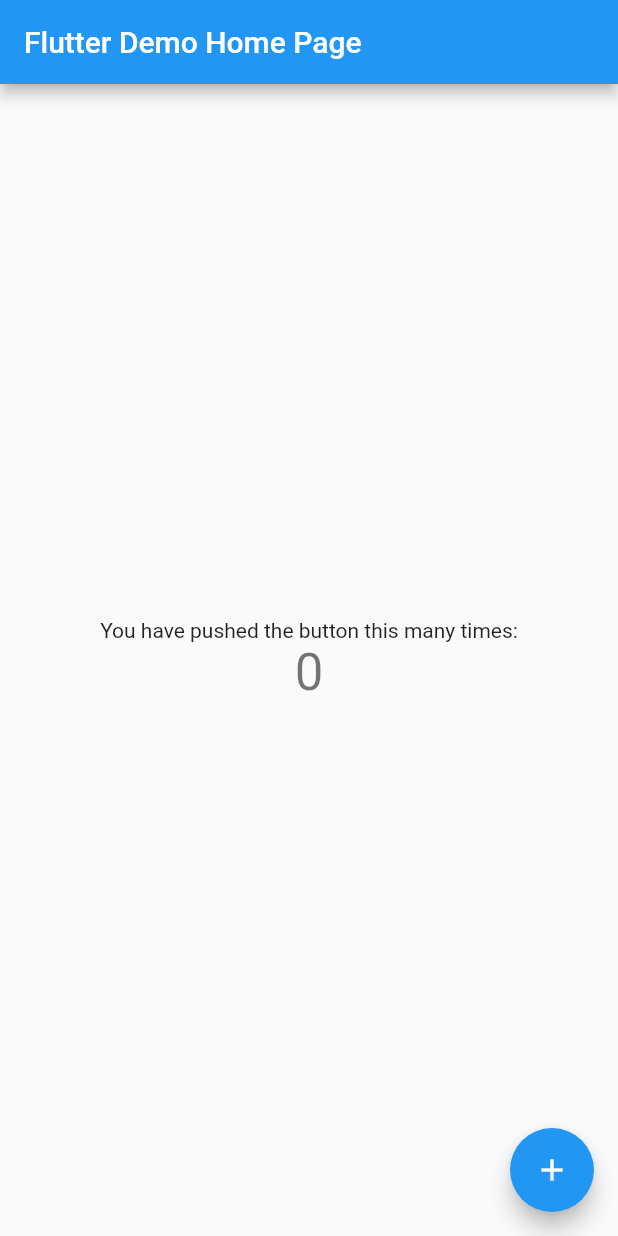
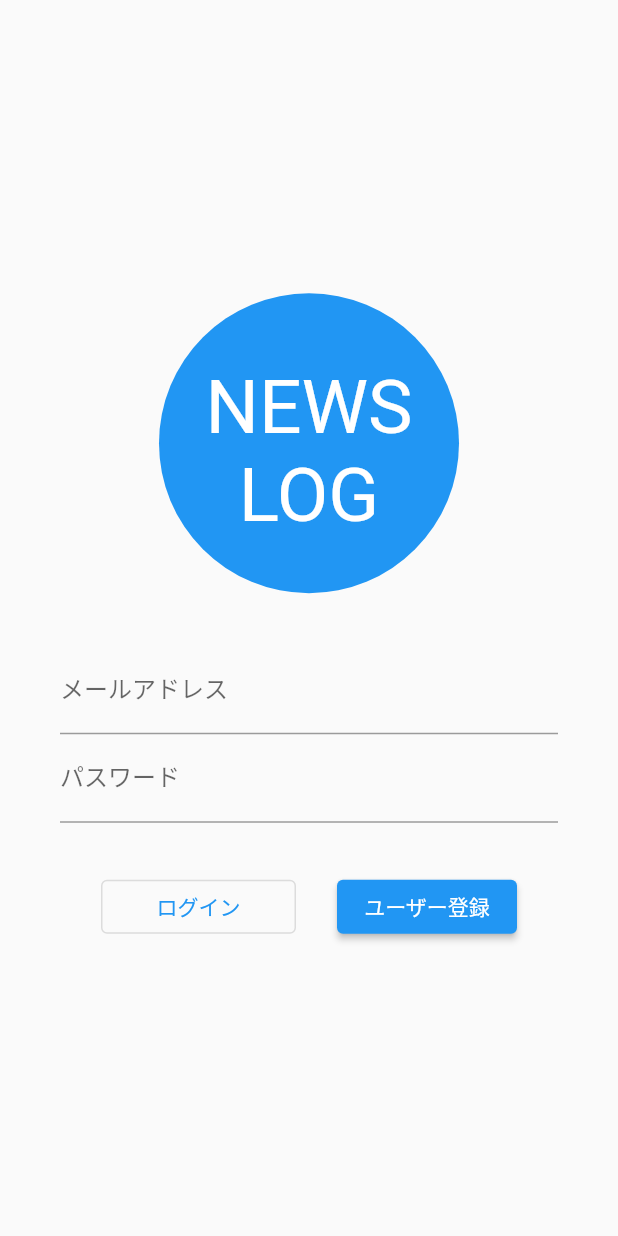
Before and after one commit to Tatyy555/first_project, a Flutter app: the screen it shows after launch, on a phone screen of 412 x 824 dp. Run offline on Flutter 3.47's test engine with Material 2 defaults, Android fonts, the phone set to English and light mode, and no system bars.

Commit message:
ログイン画面を作成しました。

```diff
--- /dev/null
+++ b/first_project/lib/loginpage.dart
@@ -0,0 +1,163 @@
+import 'package:flutter/material.dart';
+// import 'package:first_project/loginpage.dart';
+
+// ログイン画面用Widget
+class LoginPage extends StatefulWidget {
+  const LoginPage({Key? key}) : super(key: key);
+  @override
+  _LoginPageState createState() => _LoginPageState();
+}
+
+class _LoginPageState extends State<LoginPage> {
+  // メッセージ表示用
+  String infoText = '';
+  // 入力したメールアドレス・パスワード
+  String email = '';
+  String password = '';
+
+  @override
+  Widget build(BuildContext context) {
+    return Scaffold(
+      body: Center(
+        child: Container(
+          padding: const EdgeInsets.all(40),
+          child: Column(
+            mainAxisAlignment: MainAxisAlignment.center,
+            children: <Widget>[
+              // メインロゴ
+              Container(
+                width: 200,
+                height: 200,
+                decoration: const BoxDecoration(
+                  color: Colors.blue,
+                  shape: BoxShape.circle,
+                ),
+                child: Column(
+                  mainAxisAlignment: MainAxisAlignment.center,
+                  children:const <Widget>[
+                    // いい感じの余白を挿入する。
+                    Text('',
+                      style: TextStyle(
+                        fontSize: 10,
+                      )
+                    ),
+                    Text('NEWS',
+                      style: TextStyle(
+                        fontSize: 50,
+                        color: Colors.white,
+                      ),
+                    ),
+                    Text('LOG',
+                      style: TextStyle(
+                        fontSize: 50,
+                        color: Colors.white,
+                      ),
+                    ),
+                  ]
+                )
+              ),
+
+              // いい感じの余白を挿入する。
+              const Text('',
+                style: TextStyle(
+                  fontSize: 30,
+                )
+              ),
+
+              // メールアドレス入力
+              TextFormField(
+                decoration: const InputDecoration(labelText: 'メールアドレス'),
+                onChanged: (String value) {
+                  setState(() {
+                    email = value;
+                  });
+                },
+              ),
+              // パスワード入力
+              TextFormField(
+                decoration: const InputDecoration(labelText: 'パスワード'),
+                obscureText: true,
+                onChanged: (String value) {
+                  setState(() {
+                    password = value;
+                  });
+                },
+              ),
+              Container(
+                padding: const EdgeInsets.all(8),
+                // メッセージ表示
+                child: Text(infoText),
+              ),
+              Row(
+                // 余白を均等に並べる。
+                mainAxisAlignment: MainAxisAlignment.spaceEvenly,
+                children:<Widget>[
+                  SizedBox(
+                    width: 130,
+                    // ログイン登録ボタン
+                    child: OutlinedButton(
+                      child: const Text('ログイン'),
+                      onPressed: () async {
+                        // // firbaseを導入してから着手する。
+                        // try {
+                        //   // メール/パスワードでログイン
+                        //   final FirebaseAuth auth = FirebaseAuth.instance;
+                        //   final result = await auth.signInWithEmailAndPassword(
+                        //     email: email,
+                        //     password: password,
+                        //   );
+                        //   // ログインに成功した場合
+                        //   // チャット画面に遷移＋ログイン画面を破棄
+                        //   await Navigator.of(context).pushReplacement(
+                        //     MaterialPageRoute(builder: (context) {
+                        //       return ChatPage(result.user!);
+                        //     }),
+                        //   );
+                        // } catch (e) {
+                        //   // ログインに失敗した場合
+                        //   setState(() {
+                        //     infoText = "ログインに失敗しました：${e.toString()}";
+                        //   });
+                        // }
+                      },
+                    ),
+                  ),
+                  SizedBox(
+                    width: 120,
+                    // ユーザー登録ボタン
+                    child: ElevatedButton(
+                      child: const Text('ユーザー登録'),
+                      onPressed: () async {
+                        // // firebaseを導入してから着手する。
+                        // try {
+                        //   // メール/パスワードでユーザー登録
+                        //   final FirebaseAuth auth = FirebaseAuth.instance;
+                        //   final result = await auth.createUserWithEmailAndPassword(
+                        //     email: email,
+                        //     password: password,
+                        //   );
+                        //   // ユーザー登録に成功した場合
+                        //   // チャット画面に遷移＋ログイン画面を破棄
+                        //   await Navigator.of(context).pushReplacement(
+                        //     MaterialPageRoute(builder: (context) {
+                        //       return ChatPage(result.user!);
+                        //     }),
+                        //   );
+                        // } catch (e) {
+                        //   // ユーザー登録に失敗した場合
+                        //   setState(() {
+                        //     infoText = "登録に失敗しました：${e.toString()}";
+                        //   });
+                        // }
+                      },
+                    ),
+                  ),
+                ]
+              )
+            ],
+          ),
+        ),
+      ),
+    );
+  }
+}
--- a/first_project/lib/main.dart
+++ b/first_project/lib/main.dart
@@ -1,115 +1,28 @@
 import 'package:flutter/material.dart';
+import 'package:first_project/loginpage.dart';
+
+
 
 void main() {
-  runApp(const MyApp());
+  runApp(const FirstProject());
 }
 
-class MyApp extends StatelessWidget {
-  const MyApp({Key? key}) : super(key: key);
+class FirstProject extends StatelessWidget {
+  const FirstProject({Key? key}) : super(key: key);
 
-  // This widget is the root of your application.
   @override
   Widget build(BuildContext context) {
     return MaterialApp(
-      title: 'Flutter Demo',
+      // 右上に表示されるDebugラベルを消す。
+      debugShowCheckedModeBanner: false,
+      // アプリ名をつける。
+      title: 'First Project',
+      // テーマを設定する。
       theme: ThemeData(
-        // This is the theme of your application.
-        //
-        // Try running your application with "flutter run". You'll see the
-        // application has a blue toolbar. Then, without quitting the app, try
-        // changing the primarySwatch below to Colors.green and then invoke
-        // "hot reload" (press "r" in the console where you ran "flutter run",
-        // or simply save your changes to "hot reload" in a Flutter IDE).
-        // Notice that the counter didn't reset back to zero; the application
-        // is not restarted.
         primarySwatch: Colors.blue,
       ),
-      home: const MyHomePage(title: 'Flutter Demo Home Page'),
+      // LoginPageを表示する。
+      home: const LoginPage(),
     );
   }
 }
-
-class MyHomePage extends StatefulWidget {
-  const MyHomePage({Key? key, required this.title}) : super(key: key);
-
-  // This widget is the home page of your application. It is stateful, meaning
-  // that it has a State object (defined below) that contains fields that affect
-  // how it looks.
-
-  // This class is the configuration for the state. It holds the values (in this
-  // case the title) provided by the parent (in this case the App widget) and
-  // used by the build method of the State. Fields in a Widget subclass are
-  // always marked "final".
-
-  final String title;
-
-  @override
-  State<MyHomePage> createState() => _MyHomePageState();
-}
-
-class _MyHomePageState extends State<MyHomePage> {
-  int _counter = 0;
-
-  void _incrementCounter() {
-    setState(() {
-      // This call to setState tells the Flutter framework that something has
-      // changed in this State, which causes it to rerun the build method below
-      // so that the display can reflect the updated values. If we changed
-      // _counter without calling setState(), then the build method would not be
-      // called again, and so nothing would appear to happen.
-      _counter++;
-    });
-  }
-
-  @override
-  Widget build(BuildContext context) {
-    // This method is rerun every time setState is called, for instance as done
-    // by the _incrementCounter method above.
-    //
-    // The Flutter framework has been optimized to make rerunning build methods
-    // fast, so that you can just rebuild anything that needs updating rather
-    // than having to individually change instances of widgets.
-    return Scaffold(
-      appBar: AppBar(
-        // Here we take the value from the MyHomePage object that was created by
-        // the App.build method, and use it to set our appbar title.
-        title: Text(widget.title),
-      ),
-      body: Center(
-        // Center is a layout widget. It takes a single child and positions it
-        // in the middle of the parent.
-        child: Column(
-          // Column is also a layout widget. It takes a list of children and
-          // arranges them vertically. By default, it sizes itself to fit its
-          // children horizontally, and tries to be as tall as its parent.
-          //
-          // Invoke "debug painting" (press "p" in the console, choose the
-          // "Toggle Debug Paint" action from the Flutter Inspector in Android
-          // Studio, or the "Toggle Debug Paint" command in Visual Studio Code)
-          // to see the wireframe for each widget.
-          //
-          // Column has various properties to control how it sizes itself and
-          // how it positions its children. Here we use mainAxisAlignment to
-          // center the children vertically; the main axis here is the vertical
-          // axis because Columns are vertical (the cross axis would be
-          // horizontal).
-          mainAxisAlignment: MainAxisAlignment.center,
-          children: <Widget>[
-            const Text(
-              'You have pushed the button this many times:',
-            ),
-            Text(
-              '$_counter',
-              style: Theme.of(context).textTheme.headline4,
-            ),
-          ],
-        ),
-      ),
-      floatingActionButton: FloatingActionButton(
-        onPressed: _incrementCounter,
-        tooltip: 'Increment',
-        child: const Icon(Icons.add),
-      ), // This trailing comma makes auto-formatting nicer for build methods.
-    );
-  }
-}
```
Also changed, not shown: 1 other file.
